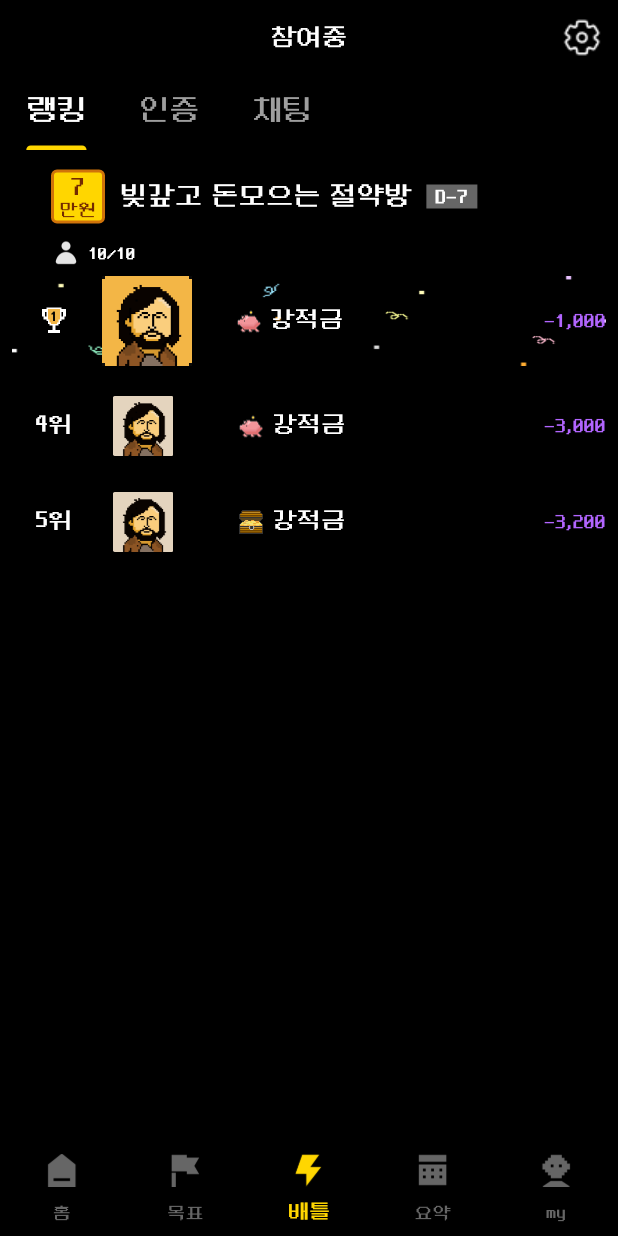
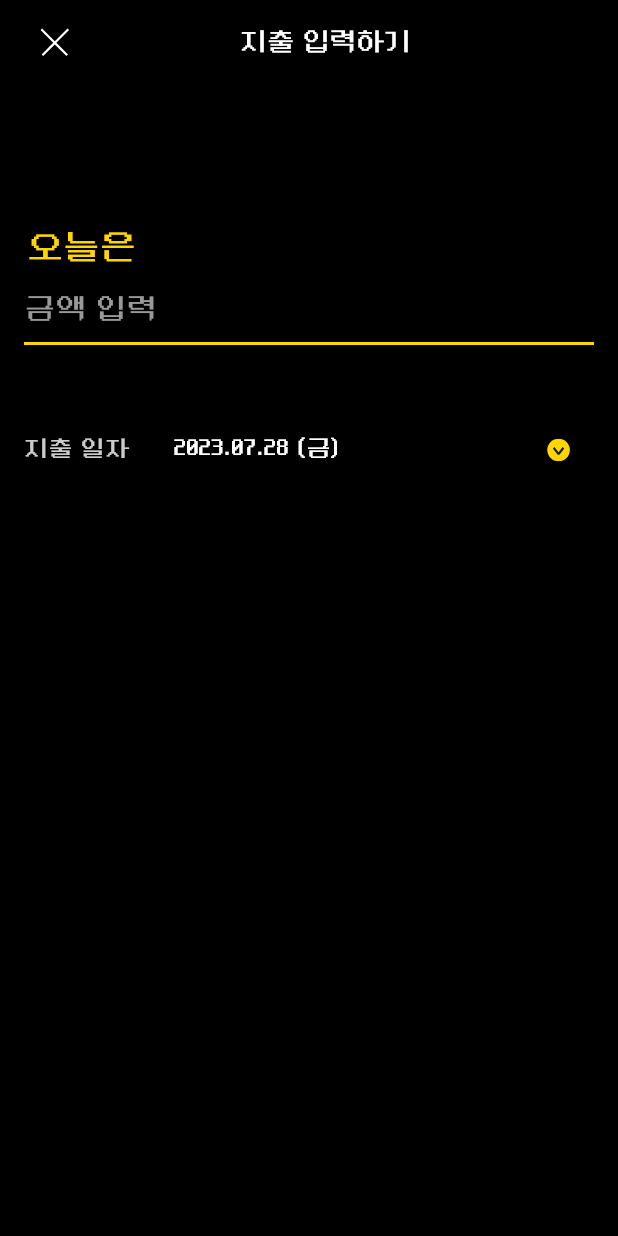
Before and after one commit to Poorlex/FE_poorlex, a Flutter app: the screen it shows after launch, on a phone screen of 412 x 824 dp. Run offline on Flutter 3.47's test engine with Material 3 defaults, Android fonts, the phone set to English and light mode, and no system bars; our stand-ins replace carousel_slider, flutter_svg, get, image_picker, sign_in_with_apple; missing offline and left inert: kakao_flutter_sdk.

Commit message:
마이페이지 퍼블리싱 진행중

```diff
--- a/lib/Screen/expenditure_input_page.dart
+++ b/lib/Screen/my_page/my_expense_input_page.dart
@@ -1,26 +1,92 @@
 import 'dart:io';
-
 import 'package:flutter/material.dart';
 import 'package:image_picker/image_picker.dart';
 
-void main() {
-  runApp(const ExpenditureInputPage());
+import 'package:poorlex/Widget/Common/icon.dart';
+
+class MyExpenseInputPage extends StatefulWidget {
+  const MyExpenseInputPage({super.key});
+
+  @override
+  State<MyExpenseInputPage> createState() => _MyExpenseInputPageState();
 }
 
-class ExpenditureInputPage extends StatelessWidget {
-  const ExpenditureInputPage({super.key});
+class _MyExpenseInputPageState extends State<MyExpenseInputPage> {
+  XFile? _image; // 추가: 이미지 변수
+
+  Future<void> _pickImage() async { // 추가: 이미지 피커 함수
+    final ImagePicker _picker = ImagePicker();
+    XFile? image = await _picker.pickImage(source: ImageSource.gallery);
+
+    if (image != null) {
+      setState(() { // 이미지가 선택되었을 때 상태 업데이트
+        _image = image;
+      });
+    }
+  }
 
   @override
   Widget build(BuildContext context) {
-    return MaterialApp(
-      theme: ThemeData.dark().copyWith(
-        scaffoldBackgroundColor: Colors.black,
-      ),
-      home: Scaffold(
-        body: ListView(children: [
-          Expanding(),
-        ]),
-      ),
+    return Scaffold(
+        backgroundColor: Colors.black,
+        appBar: AppBar(
+          backgroundColor: Colors.black,
+          title: Row(
+            mainAxisAlignment: MainAxisAlignment.spaceBetween,
+            children: [
+              IconButton(
+                iconSize: 26,
+                icon: CustomIcon(icon: 'close', width: 26, height: 26, color: '#ffffff'),
+                onPressed: () {},
+              ),
+              Text('지출 입력하기', style: TextStyle(color: Colors.white, fontSize: 18)),
+              SizedBox(width: 26)
+            ],
+          ),
+        ),
+        body: SafeArea(child:
+          SingleChildScrollView(child:
+            Container(padding: EdgeInsets.symmetric(vertical: 16, horizontal: 16), child:
+              Column(
+                children: [
+                  SizedBox(height: 76),
+                  Row(children: [
+                      Container(margin: EdgeInsets.only(left: 2), // 원하는 마진 값으로 조정
+                        child:
+                          Text('오늘은 ', style: TextStyle(color: Color(0xFFFFD600), fontSize: 24),
+                        ),
+                      ),
+                    ],
+                  ),
+                  TextField(
+                    cursorColor: Color(0xffffd600),
+                    style: TextStyle(color: Color(0xffffd600), fontSize: 20),
+                    decoration: InputDecoration(
+                      hintText: '금액 입력',
+                      hintStyle: TextStyle(color: Color(0xff999999)),
+                      iconColor: Color(0xffffd600),
+                      border: UnderlineInputBorder(borderSide: BorderSide(color: Color(0xffffd600), width: 2.0),),
+                      enabledBorder: UnderlineInputBorder(borderSide: BorderSide(color: Color(0xffffd600), width: 2.0),),
+                      focusedBorder: UnderlineInputBorder(borderSide: BorderSide(color: Color(0xffffd600), width: 2.0),),
+                    ),
+                  ),
+                  SizedBox(height: 46),
+                  Row(mainAxisAlignment: MainAxisAlignment.spaceBetween, children: [
+                    Row(mainAxisAlignment: MainAxisAlignment.start, children: [
+                        Text('지출 일자', style: TextStyle(color: Color(0xffCCCCCC), fontSize: 16)),
+                        SizedBox(width: 30),
+                        Text('2023.07.28 (금)', style: TextStyle(color: Colors.white, fontSize: 16)),
+                    ]),
+                    IconButton(
+                        iconSize: 16, icon: CustomIcon(icon: 'arrow-circle-down', width: 16, height: 16, color: '#ffd600'),
+                        onPressed: () {}
+                    )
+                  ])
+                ],
+              )
+            )
+          ),
+        )
     );
   }
 }
--- a/lib/Screen/my_expense_page.dart
+++ b/lib/Screen/my_page/my_expense_page.dart
@@ -5,7 +5,7 @@ import 'package:poorlex/Widget/Common/icon.dart';
 import 'package:poorlex/Widget/Common/other.dart';
 
 import 'package:poorlex/Widget/MainPageWidget/bottom_bar.dart';
-import 'package:poorlex/Widget/PickerWidget/month_picker.dart';
+import 'package:poorlex/Widget/Common/picker.dart';
 
 class MyExpensePage extends StatefulWidget {
   MyExpensePage({
@@ -156,6 +156,7 @@ class _MyExpensePageState extends State<MyExpensePage> {
                               onPressed: () {},
                             ),
                             MonthPicker(
+                                type: 'MONTH',
                                 current: current,
                                 child: Row(
                                   children: [
--- a/lib/Widget/CalendarPage/header.dart
+++ b/lib/Widget/CalendarPage/header.dart
@@ -1,7 +1,7 @@
 import 'package:flutter/material.dart';
 import 'package:intl/intl.dart';
 
-import 'package:poorlex/Widget/PickerWidget/month_picker.dart';
+import 'package:poorlex/Widget/Common/picker.dart';
 
 class CalenderHeader extends StatefulWidget {
   final int current;
@@ -42,6 +42,7 @@ class _CalenderHeaderState extends State<CalenderHeader> {
                                 onPressed: () => _changeMonth('prev')
                             ),
                             MonthPicker(
+                                type: 'MONTH',
                                 current: widget.current,
                                 child: Row(
                                   children: [
--- a/lib/Widget/Common/icon.dart
+++ b/lib/Widget/Common/icon.dart
@@ -20,7 +20,13 @@ class CustomIcon extends StatelessWidget {
 
   @override
   Widget build(BuildContext context) {
-    if (icon == 'arrow-left') {
+    if (icon == 'close') {
+      return SvgPicture.string('''
+        <svg xmlns="http://www.w3.org/2000/svg" width="26" height="26" viewBox="0 0 26 26" fill="none">
+          <path id="Union" fill-rule="evenodd" clip-rule="evenodd" d="M9.53027 14.5909L17.28 22.3407L18.3407 21.28L10.5909 13.5303L19.0605 5.06066L17.9999 4L9.53027 12.4696L1.06066 4L0 5.06066L8.46961 13.5303L0.719887 21.28L1.78055 22.3407L9.53027 14.5909Z" fill="${color}"/>
+        </svg>
+      ''', width: w?.toDouble(), height: h?.toDouble());
+    } else if (icon == 'arrow-left') {
       return SvgPicture.string('''
         <svg xmlns="http://www.w3.org/2000/svg" width="26" height="26" viewBox="0 0 26 26" fill="none">
           <path d="M17 4L8 13L17 22" stroke="${color}" stroke-width="1.5"/>
@@ -36,6 +42,13 @@ class CustomIcon extends StatelessWidget {
       return SvgPicture.string('''
         <svg xmlns="http://www.w3.org/2000/svg" width="25" height="25" viewBox="0 0 25 25" fill="none">
           <path d="M17 12H15.5V10.5H14V9H12.5V7.5H11V6H8V7.5H9.5V9H11V10.5H12.5V12H14V13.5H12.5V15H11V16.5H9.5V18H8V19.5H11V18H12.5V16.5H14V15H15.5V13.5H17V12Z" fill="${color}"/>
+        </svg>
+      ''', width: w?.toDouble(), height: h?.toDouble());
+    } else if (icon == 'arrow-circle-down') {
+      return SvgPicture.string('''
+        <svg xmlns="http://www.w3.org/2000/svg" width="17" height="16" viewBox="0 0 17 16" fill="none">
+          <circle cx="8.89648" cy="8" r="8" fill="${color}"/>
+          <path d="M5.89648 7L8.89648 11L11.8965 7" stroke="#1A1A1A" stroke-width="1.5" stroke-linecap="square" stroke-linejoin="bevel"/>
         </svg>
       ''', width: w?.toDouble(), height: h?.toDouble());
     } else if (icon == 'option') {
--- a/lib/Widget/MainPageWidget/bottom_bar.dart
+++ b/lib/Widget/MainPageWidget/bottom_bar.dart
@@ -2,7 +2,7 @@ import 'package:flutter/material.dart';
 import 'package:poorlex/Screen/battle_page/battle_page.dart';
 import 'package:poorlex/Screen/goal_page.dart';
 import 'package:poorlex/Screen/main_page.dart';
-import 'package:poorlex/Screen/my_page.dart';
+import 'package:poorlex/Screen/my_page/my_page.dart';
 import 'package:poorlex/Screen/calendar_page.dart';
 
 class BottomBar extends StatefulWidget {
--- a/lib/main.dart
+++ b/lib/main.dart
@@ -3,6 +3,10 @@ import 'package:flutter/services.dart';
 import 'package:get/get_navigation/src/root/get_material_app.dart';
 import 'package:kakao_flutter_sdk/kakao_flutter_sdk.dart';
 import 'package:poorlex/Screen/battle_page/detail/ranking/ranking.dart';
+import 'package:poorlex/Screen/my_page/my_page.dart';
+import 'package:poorlex/Screen/my_page/my_expense_page.dart';
+import 'package:poorlex/Screen/my_page/my_expense_detail_page.dart';
+import 'package:poorlex/Screen/my_page/my_expense_input_page.dart';
 import 'Screen/calendar_page.dart';
 import 'Screen/goal_page.dart';
 import 'landingpage.dart';
@@ -37,12 +41,13 @@ class MyApp extends StatelessWidget {
         // home: LandingPage(),
         // home: const MainPage());
         // home: const MyPage());
+        home: MyExpenseInputPage());
         // home: const LoginKakao());
         // home: const LandingPage());
         // home: const AppleLogin());
         // home: BattlePage());
         // home: CaledarPage());
         // home: GoalPage());
-        home: Ranking());
+        // home: Ranking());
   }
 }
```
Also changed, not shown: lib/Widget/Common/picker.dart (renamed from lib/Widget/PickerWidget/month_picker.dart, +44 -1 lines), lib/Widget/GoalPage/list.dart (+4 -4 lines), lib/Widget/MainPageWidget/main_bottom.dart (+3 -9 lines), lib/Screen/my_page/my_expense_detail_page.dart (renamed from lib/Screen/my_expense_detail_page.dart), lib/Screen/my_page/my_page.dart (renamed from lib/Screen/my_page.dart).
